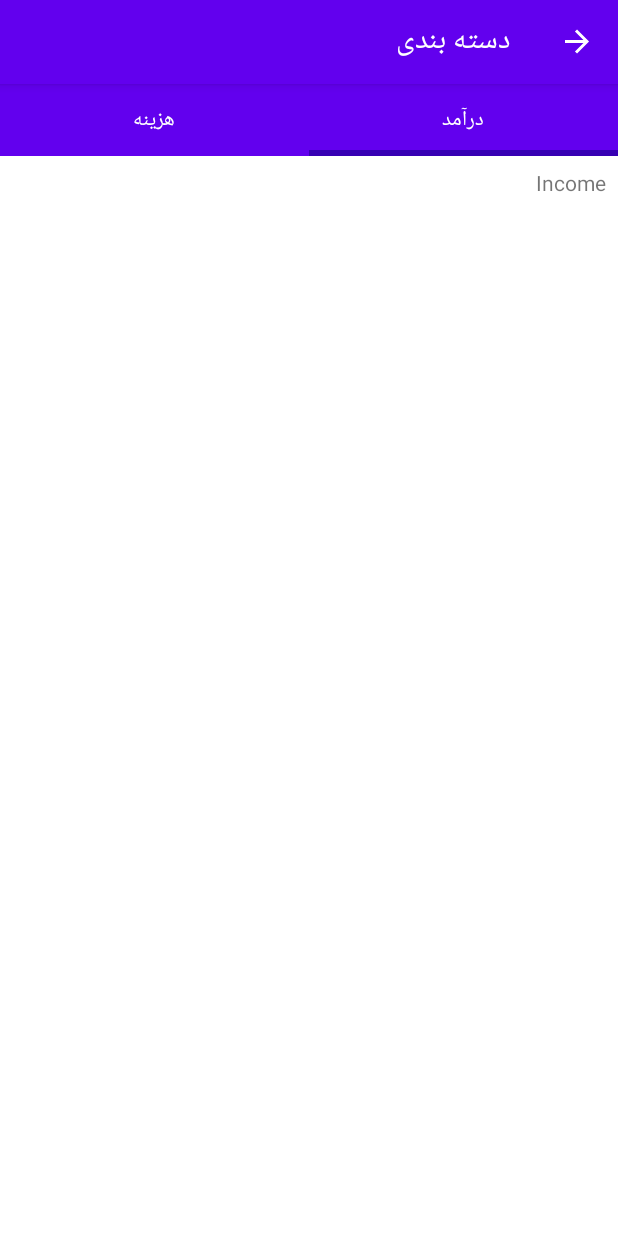
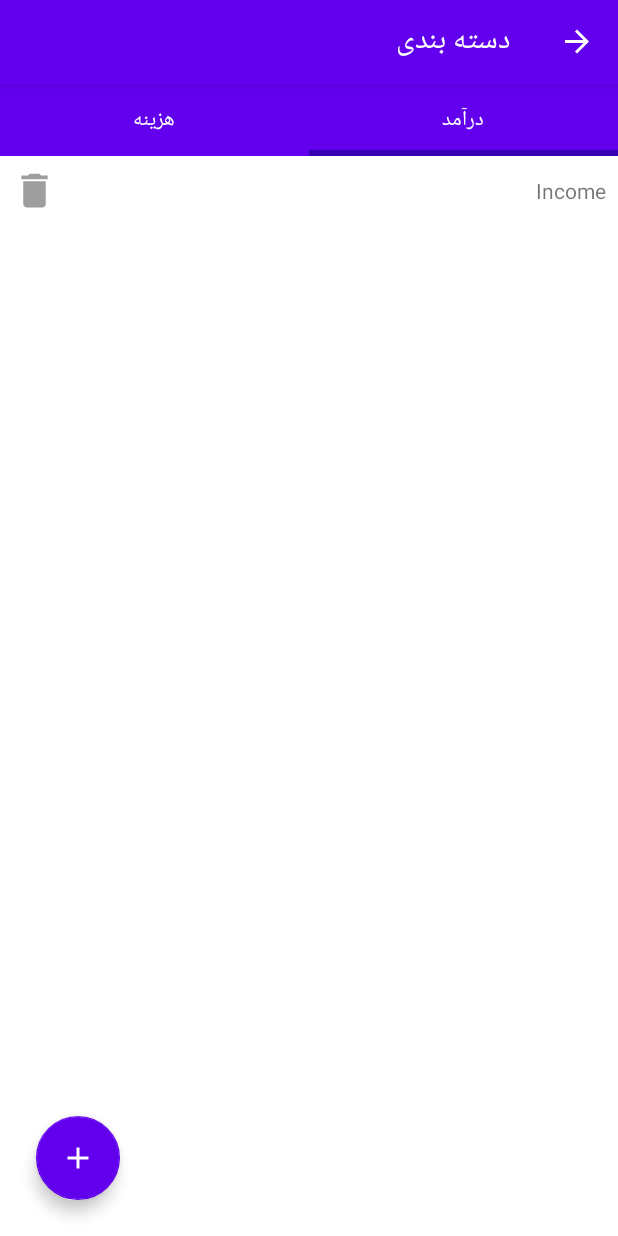
Before and after one commit to aliakbar-ghasemi/AndroidBillingApp, an Android app: the screen it shows after launch (MainActivity), in the side drawer, after a tap on "دسته بندی", on a phone screen of 412 x 824 dp. Run offline under Robolectric (Android 15) with nearby library versions, the phone set to English and light mode, and no system bars; our stand-ins replace Room's generated code, navigation-ui.

Commit message:
insert category

```diff
--- a/app/build.gradle
+++ b/app/build.gradle
@@ -14,6 +14,8 @@ android {
         targetSdk 33
         versionCode 1
         versionName "1.0"
+
+        multiDexEnabled true
 
         testInstrumentationRunner "androidx.test.runner.AndroidJUnitRunner"
     }
--- a/app/src/main/java/com/aghasemi/billing/ui/category/CategoryTypesFragment.kt
+++ b/app/src/main/java/com/aghasemi/billing/ui/category/CategoryTypesFragment.kt
@@ -14,9 +14,6 @@ import com.google.android.material.tabs.TabLayoutMediator
 class CategoryTypesFragment : Fragment() {
 
     private var _binding: FragmentCategoryBinding? = null
-
-    // This property is only valid between onCreateView and
-    // onDestroyView.
     private val binding get() = _binding!!
 
     override fun onCreateView(
@@ -38,10 +35,10 @@ class CategoryTypesFragment : Fragment() {
     override fun onViewCreated(view: View, savedInstanceState: Bundle?) {
         super.onViewCreated(view, savedInstanceState)
 
-        updateUi()
+        setupUi()
     }
 
-    private fun updateUi() {
+    private fun setupUi() {
         binding.viewPager.adapter = CategoryTypesAdapter(this)
 
         TabLayoutMediator(binding.tabLayout, binding.viewPager) { tab, position ->
--- a/app/src/main/res/layout/content_main.xml
+++ b/app/src/main/res/layout/content_main.xml
@@ -23,10 +23,11 @@
         android:id="@+id/nav_host_fragment_content_main"
         android:name="androidx.navigation.fragment.NavHostFragment"
         android:layout_width="match_parent"
-        android:layout_height="match_parent"
+        android:layout_height="0dp"
         app:defaultNavHost="true"
         app:layout_constraintLeft_toLeftOf="parent"
         app:layout_constraintRight_toRightOf="parent"
         app:layout_constraintTop_toTopOf="parent"
+        app:layout_constraintBottom_toTopOf="@id/bottom_nav_view"
         app:navGraph="@navigation/mobile_navigation" />
 </androidx.constraintlayout.widget.ConstraintLayout>
--- a/app/src/main/res/layout/fragment_categories.xml
+++ b/app/src/main/res/layout/fragment_categories.xml
@@ -1,23 +1,32 @@
 <?xml version="1.0" encoding="utf-8"?>
-<layout xmlns:android="http://schemas.android.com/apk/res/android"
+<androidx.constraintlayout.widget.ConstraintLayout xmlns:android="http://schemas.android.com/apk/res/android"
+    xmlns:app="http://schemas.android.com/apk/res-auto"
     xmlns:tools="http://schemas.android.com/tools"
-    xmlns:app="http://schemas.android.com/apk/res-auto">
+    android:layout_width="match_parent"
+    android:layout_height="match_parent"
+    tools:context=".ui.category.categories.CategoriesFragment">
 
-    <data>
+    <androidx.recyclerview.widget.RecyclerView
+        android:id="@+id/rvCategoryList"
+        android:layout_width="match_parent"
+        android:layout_height="0dp"
+        app:layoutManager="androidx.recyclerview.widget.GridLayoutManager"
+        app:layout_constraintBottom_toBottomOf="parent"
+        app:layout_constraintEnd_toEndOf="parent"
+        app:layout_constraintStart_toStartOf="parent"
+        app:layout_constraintTop_toTopOf="parent"
+        app:spanCount="1" />
 
-    </data>
+    <com.google.android.material.floatingactionbutton.FloatingActionButton
+        android:id="@+id/btnAdd"
+        android:layout_width="wrap_content"
+        android:layout_height="wrap_content"
+        android:layout_margin="24dp"
+        android:src="@drawable/ic_add_24"
+        app:backgroundTint="?colorPrimary"
+        app:layout_constraintBottom_toBottomOf="parent"
+        app:layout_constraintEnd_toEndOf="parent"
+        app:tint="@android:color/white" />
 
-    <FrameLayout
-        android:layout_width="match_parent"
-        android:layout_height="match_parent"
-        tools:context=".ui.category.categories.CategoriesFragment">
 
-        <androidx.recyclerview.widget.RecyclerView
-            android:id="@+id/rvCategoryList"
-            android:layout_width="match_parent"
-            android:layout_height="match_parent"
-            app:layoutManager="androidx.recyclerview.widget.LinearLayoutManager"
-            android:orientation="vertical"/>
-
-    </FrameLayout>
-</layout>
+</androidx.constraintlayout.widget.ConstraintLayout>
--- a/app/src/main/res/layout/item_category.xml
+++ b/app/src/main/res/layout/item_category.xml
@@ -3,6 +3,7 @@
     xmlns:app="http://schemas.android.com/apk/res-auto"
     android:layout_width="match_parent"
     android:layout_height="wrap_content"
+    android:layout_margin="8dp"
     android:padding="8dp">
 
     <TextView
@@ -11,7 +12,16 @@
         android:layout_height="wrap_content"
         android:text="item"
         app:layout_constraintBottom_toBottomOf="parent"
-        app:layout_constraintEnd_toEndOf="parent"
         app:layout_constraintStart_toStartOf="parent"
         app:layout_constraintTop_toTopOf="parent" />
+
+    <androidx.appcompat.widget.AppCompatImageView
+        android:layout_width="30dp"
+        android:layout_height="30dp"
+        android:src="@drawable/ic_delete_24"
+        app:tint="@color/grey_500"
+        app:layout_constraintBottom_toBottomOf="parent"
+        app:layout_constraintEnd_toEndOf="parent"
+        app:layout_constraintTop_toTopOf="parent" />
+
 </androidx.constraintlayout.widget.ConstraintLayout>
```
Also changed, not shown: app/src/main/java/com/aghasemi/billing/data/repository/category/CategoryLocalDataSource.kt (renamed from app/src/main/java/com/aghasemi/billing/data/repository/CategoryLocalDataSource.kt, +8 -1 lines), app/src/main/java/com/aghasemi/billing/data/repository/category/CategoryRepository.kt (renamed from app/src/main/java/com/aghasemi/billing/data/repository/CategoryRepository.kt, +6 -1 lines), app/src/main/java/com/aghasemi/billing/ui/category/categories/CategoriesFragment.kt (+42 -7 lines), app/src/main/java/com/aghasemi/billing/ui/category/categories/CategoriesViewModel.kt (+10 -1 lines), app/src/main/res/layout/dialog_add_category.xml (added, +31 -0 lines).
